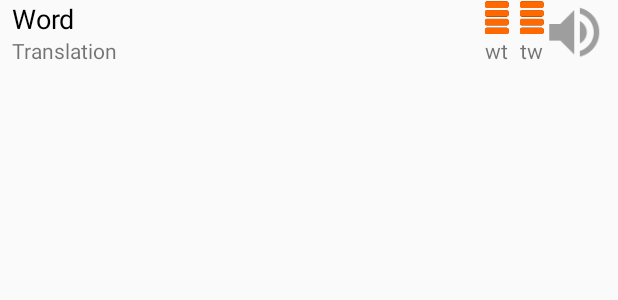
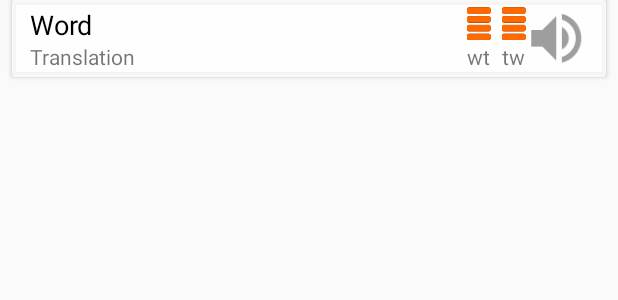
Before and after one commit to VolgoAK/WordLearning, an Android app: the layout redactor_cursor_adapter.xml on its own in the app's theme, with its tools: preview values and no code run, on a phone screen of 412 x 824 dp. Shown: the top 300 px of the screen. Run offline under Robolectric (Android 15) with nearby library versions, the phone set to English and light mode, and no system bars.

Commit message:
few changes in layouts

```diff
--- a/app/src/main/res/layout/activity_main.xml
+++ b/app/src/main/res/layout/activity_main.xml
@@ -11,7 +11,8 @@
     <FrameLayout
         android:id="@+id/fragment_container"
         android:layout_width="match_parent"
-        android:layout_height="match_parent"/>
+        android:layout_height="match_parent"
+        android:background="@mipmap/background"/>
 
     <android.support.design.widget.NavigationView
         android:id="@+id/navigation_view"
--- a/app/src/main/res/layout/fragment_redactor.xml
+++ b/app/src/main/res/layout/fragment_redactor.xml
@@ -36,6 +36,7 @@
 
     <ListView
         android:id="@+id/redactor_list_view"
+        android:dividerHeight="3dp"
         android:layout_width="match_parent"
         android:layout_height="match_parent"/>
 
--- a/app/src/main/res/layout/redactor_cursor_adapter.xml
+++ b/app/src/main/res/layout/redactor_cursor_adapter.xml
@@ -1,10 +1,21 @@
 <?xml version="1.0" encoding="utf-8"?>
-<android.support.constraint.ConstraintLayout xmlns:android="http://schemas.android.com/apk/res/android"
+<android.support.v7.widget.CardView
+    xmlns:android="http://schemas.android.com/apk/res/android"
     xmlns:tools="http://schemas.android.com/tools"
+    xmlns:app="http://schemas.android.com/apk/res-auto"
     android:layout_width="match_parent"
     android:layout_height="wrap_content"
-    xmlns:app="http://schemas.android.com/apk/res-auto"
+    android:layout_marginStart="@dimen/views_horizontal_margin"
+    android:layout_marginEnd="@dimen/views_horizontal_margin"
+    app:cardBackgroundColor="@color/semi_transparent_white"
     android:descendantFocusability="blocksDescendants">
+
+<android.support.constraint.ConstraintLayout
+    android:layout_width="match_parent"
+    android:layout_height="wrap_content"
+    android:padding="@dimen/views_small_margin"
+
+    >
 
     <TextView
         android:id="@+id/tv_word_adapter"
@@ -91,3 +102,4 @@
 
 
 </android.support.constraint.ConstraintLayout>
+</android.support.v7.widget.CardView>
--- a/app/src/main/res/values/colors.xml
+++ b/app/src/main/res/values/colors.xml
@@ -2,7 +2,7 @@
 <resources>
     <color name="colorPrimary">#3F51B5</color>
     <color name="colorPrimaryDark">#303F9F</color>
-    <color name="colorAccent">#FF4081</color>
+    <color name="colorAccent">#ffb109</color>
     <color name="blue">#4969f9</color>
     <color name="mid_blue">#448aff</color>
     <color name="light_blue">#4fc3f7</color>
@@ -12,4 +12,5 @@
     <color name="dark_orange">#d96a09</color>
     <color name="orange">#ff7e0e</color>
     <color name="light_orange">#ffb109</color>
+    <color name="semi_transparent_white">#ccffffff</color>
 </resources>
```
